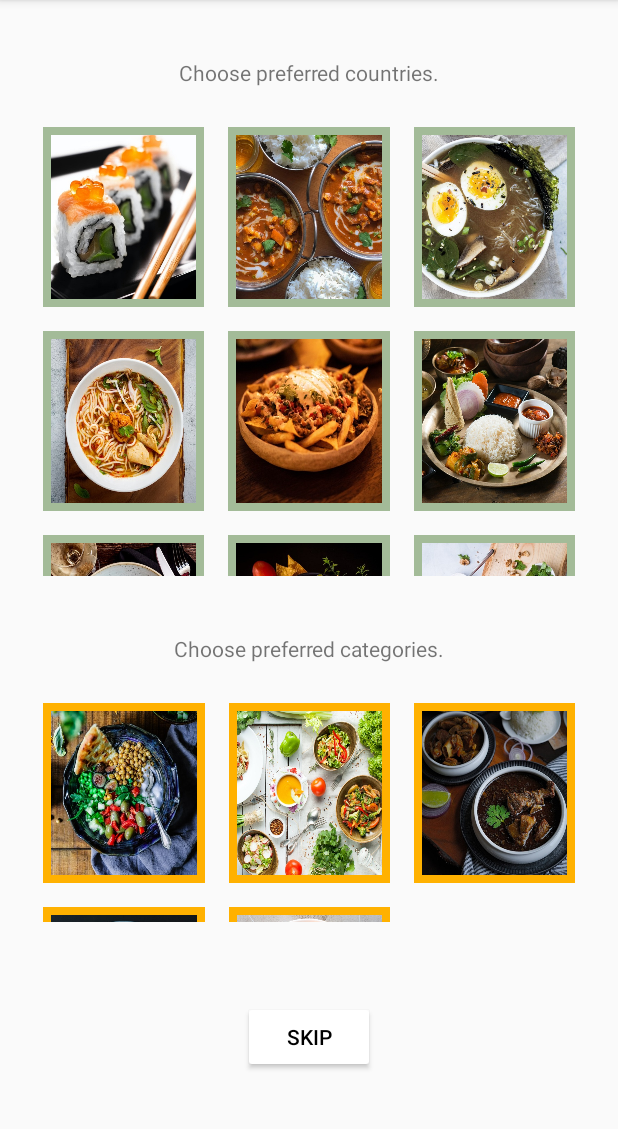
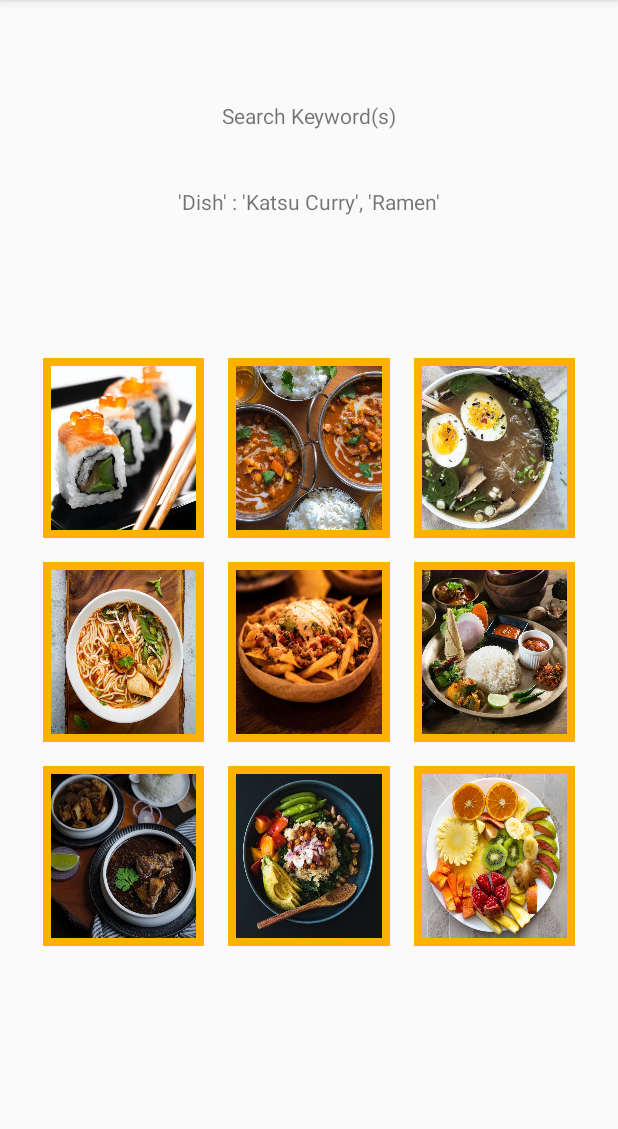
Before and after one commit to dennx2/android-cooking-app, an Android app: the screen it shows after launch (MainActivity), on a phone screen of 412 x 824 dp, the part 84-1213 px from its top. Run offline under Robolectric (Android 15) with nearby library versions, the phone set to English and light mode, and no system bars.

Commit message:
search-result page version1 commit (minor positioning changes to survey page)

```diff
--- a/app/src/main/java/com/codecrafters/cookingapp/MainActivity.java
+++ b/app/src/main/java/com/codecrafters/cookingapp/MainActivity.java
@@ -9,6 +9,6 @@ public class MainActivity extends AppCompatActivity {
     @Override
     protected void onCreate(Bundle savedInstanceState) {
         super.onCreate(savedInstanceState);
-        setContentView(R.layout.activity_3_survey);
+        setContentView(R.layout.activity_10_search_result);
     }
 }
--- /dev/null
+++ b/app/src/main/res/layout/activity_10_search_result.xml
@@ -0,0 +1,224 @@
+<?xml version="1.0" encoding="utf-8"?>
+<androidx.constraintlayout.widget.ConstraintLayout xmlns:android="http://schemas.android.com/apk/res/android"
+    xmlns:app="http://schemas.android.com/apk/res-auto"
+    xmlns:tools="http://schemas.android.com/tools"
+    android:layout_width="match_parent"
+    android:layout_height="match_parent"
+    tools:context=".MainActivity">
+
+    <!--    Horizontal guidelines-->
+    <androidx.constraintlayout.widget.Guideline
+        android:id="@+id/glh_5pc"
+        android:layout_width="wrap_content"
+        android:layout_height="wrap_content"
+        android:orientation="horizontal"
+        app:layout_constraintGuide_percent="0.05" />
+
+    <androidx.constraintlayout.widget.Guideline
+        android:id="@+id/glh_15pc"
+        android:layout_width="wrap_content"
+        android:layout_height="wrap_content"
+        android:orientation="horizontal"
+        app:layout_constraintGuide_percent="0.15" />
+
+    <androidx.constraintlayout.widget.Guideline
+        android:id="@+id/glh_20pc"
+        android:layout_width="wrap_content"
+        android:layout_height="wrap_content"
+        android:orientation="horizontal"
+        app:layout_constraintGuide_percent="0.2" />
+
+    <androidx.constraintlayout.widget.Guideline
+        android:id="@+id/glh_30pc"
+        android:layout_width="wrap_content"
+        android:layout_height="wrap_content"
+        android:orientation="horizontal"
+        app:layout_constraintGuide_percent="0.30" />
+
+    <androidx.constraintlayout.widget.Guideline
+        android:id="@+id/glh_90pc"
+        android:layout_width="wrap_content"
+        android:layout_height="wrap_content"
+        android:orientation="horizontal"
+        app:layout_constraintGuide_percent="0.9" />
+    <!--    end of Horizontal guidelines-->
+
+    <!--    Vertical guidelines-->
+    <androidx.constraintlayout.widget.Guideline
+        android:id="@+id/glv_5pc"
+        android:layout_width="wrap_content"
+        android:layout_height="wrap_content"
+        android:orientation="vertical"
+        app:layout_constraintGuide_percent=".05"
+        app:layout_constraintTop_toTopOf="parent" />
+
+    <androidx.constraintlayout.widget.Guideline
+        android:id="@+id/glv_95pc"
+        android:layout_width="wrap_content"
+        android:layout_height="wrap_content"
+        android:orientation="vertical"
+        app:layout_constraintGuide_percent="0.95" />
+    <!--    end of Vertical guidelines-->
+
+
+    <!--    search keyword -->
+    <TextView
+        android:id="@+id/s1_search_title"
+        android:layout_width="wrap_content"
+        android:layout_height="wrap_content"
+        android:text="Search Keyword(s)"
+        app:layout_constraintBottom_toTopOf="@id/glh_15pc"
+        app:layout_constraintEnd_toEndOf="@id/glv_95pc"
+        app:layout_constraintStart_toStartOf="@id/glv_5pc"
+        app:layout_constraintTop_toTopOf="@id/glh_5pc" />
+
+    <TextView
+        android:id="@+id/s1_search_keywords"
+        android:layout_width="wrap_content"
+        android:layout_height="wrap_content"
+        android:text="'Dish' : 'Katsu Curry', 'Ramen'"
+        app:layout_constraintBottom_toTopOf="@id/glh_20pc"
+        app:layout_constraintEnd_toEndOf="@id/glv_95pc"
+        app:layout_constraintStart_toStartOf="@id/glv_5pc"
+        app:layout_constraintTop_toTopOf="@id/glh_15pc" />
+
+    <!--    image buttons for search results (nx3,scroll view)-->
+
+    <ScrollView
+        android:layout_width="0dp"
+        android:layout_height="0dp"
+        app:layout_constraintBottom_toTopOf="@id/glh_90pc"
+        app:layout_constraintEnd_toEndOf="@id/glv_95pc"
+        app:layout_constraintStart_toStartOf="@id/glv_5pc"
+        app:layout_constraintTop_toBottomOf="@id/glh_30pc">
+
+        <GridLayout
+            android:layout_width="match_parent"
+            android:layout_height="wrap_content"
+            android:alignmentMode="alignMargins"
+            android:columnCount="3"
+            android:columnOrderPreserved="false">
+            <!--            android:rowCount="3"-->
+
+            <ImageButton
+                android:id="@+id/country_japan"
+                android:layout_width="0dp"
+                android:layout_height="120dp"
+                android:layout_rowWeight="1"
+                android:layout_columnWeight="1"
+                android:layout_margin="8dp"
+                android:background="@color/dorange"
+                android:contentDescription="image_of_dish_from_japan"
+                android:padding="5dp"
+                android:scaleType="fitXY"
+                android:src="@drawable/dish_japan" />
+
+            <ImageButton
+                android:id="@+id/country_india"
+                android:layout_width="0dp"
+                android:layout_height="120dp"
+                android:layout_rowWeight="1"
+                android:layout_columnWeight="1"
+                android:layout_margin="8dp"
+                android:background="@color/dorange"
+                android:contentDescription="image_of_dish_from_india"
+                android:padding="5dp"
+                android:scaleType="fitXY"
+                android:src="@drawable/dish_india" />
+
+            <ImageButton
+                android:id="@+id/country_taiwan"
+                android:layout_width="0dp"
+                android:layout_height="120dp"
+                android:layout_rowWeight="1"
+                android:layout_columnWeight="1"
+                android:layout_margin="8dp"
+                android:background="@color/dorange"
+                android:contentDescription="image_of_dish_from_taiwan"
+                android:padding="5dp"
+                android:scaleType="fitXY"
+                android:src="@drawable/dish_taiwan" />
+
+            <ImageButton
+                android:id="@+id/country_china"
+                android:layout_width="0dp"
+                android:layout_height="120dp"
+                android:layout_rowWeight="1"
+                android:layout_columnWeight="1"
+                android:layout_margin="8dp"
+                android:background="@color/dorange"
+                android:contentDescription="image_of_dish_from_china"
+                android:padding="5dp"
+                android:scaleType="fitXY"
+                android:src="@drawable/dish_china" />
+
+            <ImageButton
+                android:id="@+id/country_canada"
+                android:layout_width="0dp"
+                android:layout_height="120dp"
+                android:layout_rowWeight="1"
+                android:layout_columnWeight="1"
+                android:layout_margin="8dp"
+                android:background="@color/dorange"
+                android:contentDescription="image_of_dish_from_canada"
+                android:padding="5dp"
+                android:scaleType="fitXY"
+                android:src="@drawable/dish_canada" />
+
+            <ImageButton
+                android:id="@+id/country_nepal"
+                android:layout_width="0dp"
+                android:layout_height="120dp"
+                android:layout_rowWeight="1"
+                android:layout_columnWeight="1"
+                android:layout_margin="8dp"
+                android:background="@color/dorange"
+                android:contentDescription="image_of_dish_from_nepal"
+                android:padding="5dp"
+                android:scaleType="fitXY"
+                android:src="@drawable/dish_nepal" />
+
+            <ImageButton
+                android:id="@+id/categories_nonveg"
+                android:layout_width="0dp"
+                android:layout_height="120dp"
+                android:layout_rowWeight="1"
+                android:layout_columnWeight="1"
+                android:layout_margin="8dp"
+                android:background="@color/dorange"
+                android:contentDescription="image_of_category_nonveg"
+                android:padding="5dp"
+                android:scaleType="fitXY"
+                android:src="@drawable/categories_nonveg" />
+
+            <ImageButton
+                android:id="@+id/categories_gluten_free"
+                android:layout_width="0dp"
+                android:layout_height="120dp"
+                android:layout_rowWeight="1"
+                android:layout_columnWeight="1"
+                android:layout_margin="8dp"
+                android:background="@color/dorange"
+                android:contentDescription="image_of_category_gluten_free"
+                android:padding="5dp"
+                android:scaleType="fitXY"
+                android:src="@drawable/categories_gluten_free" />
+
+            <ImageButton
+                android:id="@+id/categories_fruit"
+                android:layout_width="0dp"
+                android:layout_height="120dp"
+                android:layout_rowWeight="1"
+                android:layout_columnWeight="1"
+                android:layout_margin="8dp"
+                android:background="@color/dorange"
+                android:contentDescription="image_of_category_fruit"
+                android:padding="5dp"
+                android:scaleType="fitXY"
+                android:src="@drawable/categories_fruit" />
+
+
+        </GridLayout>
+    </ScrollView>
+
+</androidx.constraintlayout.widget.ConstraintLayout>
--- a/app/src/main/res/layout/activity_5_signup.xml
+++ b/app/src/main/res/layout/activity_5_signup.xml
@@ -142,7 +142,7 @@
         app:layout_constraintStart_toStartOf="@id/glv_15pc"
         app:layout_constraintTop_toBottomOf="@id/glh_30pc" />
 
-    <TextView
+    <EditText
         android:id="@+id/uname_text"
         android:layout_width="0dp"
         android:layout_height="50dp"
@@ -165,7 +165,7 @@
         app:layout_constraintStart_toStartOf="@id/glv_15pc"
         app:layout_constraintTop_toBottomOf="@id/glh_40pc" />
 
-    <TextView
+    <EditText
         android:id="@+id/email_text"
         android:layout_width="0dp"
         android:layout_height="50dp"
@@ -188,7 +188,7 @@
         app:layout_constraintStart_toStartOf="@id/glv_15pc"
         app:layout_constraintTop_toBottomOf="@id/glh_50pc" />
 
-    <TextView
+    <EditText
         android:id="@+id/password_text"
         android:layout_width="0dp"
         android:layout_height="50dp"
@@ -211,7 +211,7 @@
         app:layout_constraintStart_toStartOf="@id/glv_15pc"
         app:layout_constraintTop_toBottomOf="@id/glh_60pc" />
 
-    <TextView
+    <EditText
         android:id="@+id/repassword_text"
         android:layout_width="0dp"
         android:layout_height="50dp"
```
